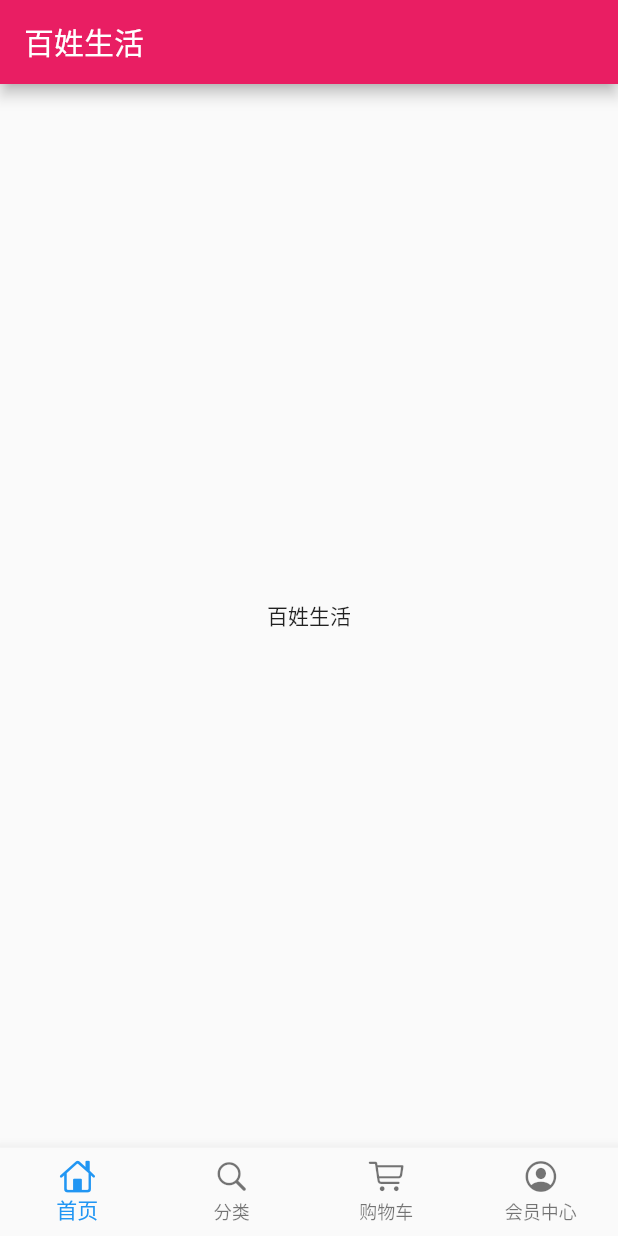
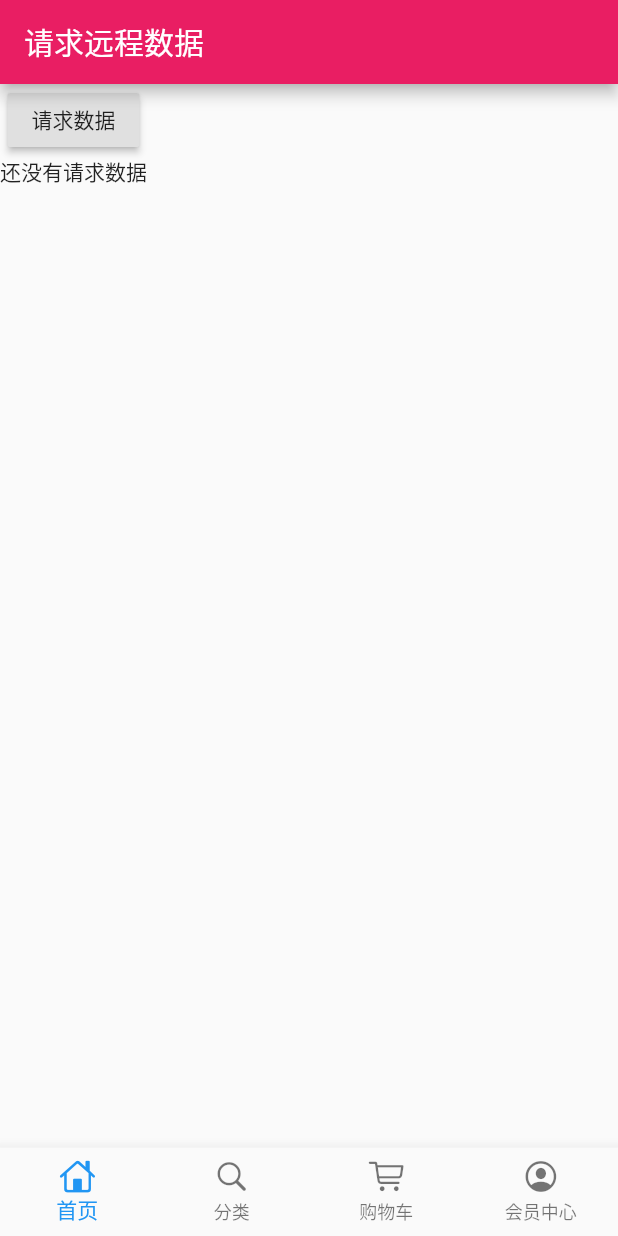
Before and after one commit to hzz-dev/hzz_flutter_shopapp, a Flutter app: the screen it shows after launch, on a phone screen of 412 x 824 dp. Run offline on Flutter 3.47's test engine with Material 2 defaults, Android fonts, the phone set to English and light mode, and no system bars; our stand-ins replace dio.

Commit message:
伪造请求数据test

```diff
--- /dev/null
+++ b/lib/config/httpHeaders.dart
@@ -0,0 +1,14 @@
+const httpHeaders = {
+  'Accept': 'application/json, text/plain, */*',
+  'Accept-Encoding': 'gzip, deflate, br',
+  'Accept-Language': 'zh-CN,zh;q=0.9',
+  'Connection': 'keep-alive',
+  'Content-Type': 'application/json',
+  'Cookie':
+      '_ga=GA1.2.676402787.1548321037; GCID=9d149c5-11cb3b3-80ad198-04b551d; _gid=GA1.2.359074521.1550799897; _gat=1; Hm_lvt_022f847c4e3acd44d4a2481d9187f1e6=1550106367,1550115714,1550123110,1550799897; SERVERID=1fa1f330efedec1559b3abbcb6e30f50|1550799909|1550799898; Hm_lpvt_022f847c4e3acd44d4a2481d9187f1e6=1550799907',
+  'Host': 'time.geekbang.org',
+  'Origin': 'https://time.geekbang.org',
+  'Referer': 'https://time.geekbang.org/',
+  'User-Agent':
+      'Mozilla/5.0 (Windows NT 10.0; Win64; x64) AppleWebKit/537.36 (KHTML, like Gecko) Chrome/70.0.3538.77 Safari/537.36'
+};
--- a/lib/pages/home/home_page.dart
+++ b/lib/pages/home/home_page.dart
@@ -1,13 +1,70 @@
 import 'package:flutter/material.dart';
+import "package:dio/dio.dart";
+import '../../config/httpHeaders.dart';
 
-class HomePage extends StatelessWidget {
+class HomePage extends StatefulWidget {
+  @override
+  _HomePageState createState() => _HomePageState();
+}
+
+class _HomePageState extends State<HomePage> {
+  String showText = '还没有请求数据';
+
   @override
   Widget build(BuildContext context) {
-    return Scaffold(
-      appBar: AppBar(title: Text('百姓生活')),
-      body: Center(
-        child: Text('百姓生活'),
-      ),
+    return Container(
+      child: Scaffold(
+          appBar: AppBar(title: Text('请求远程数据')),
+          // SingleChildScrollView 解决键盘或者其他滚动会有bug
+          body: SingleChildScrollView(
+            child: Column(
+              children: <Widget>[
+                RaisedButton(
+                  onPressed: _jike,
+                  child: Text('请求数据'),
+                ),
+                Text(showText),
+              ],
+            ),
+          )),
     );
   }
+
+  void _jike() {
+    print('开始向极客时间请求数据');
+    getHttp().then((value) {
+      setState(() {
+        print(value);
+        showText = value['data'].toString();
+      });
+    });
+  }
+
+// 请求方法
+  Future getHttp() async {
+    try {
+      Response response;
+      Dio dio = new Dio();
+      dio.options.headers = httpHeaders;
+      response = await dio.get('https://time.geekbang.org/serv/v2/explore/all');
+      print(response);
+      return response;
+    } catch (e) {
+      return e;
+    }
+  }
 }
+
+// class HomePage extends StatelessWidget {
+//   @override
+//   Widget build(BuildContext context) {
+//     return Scaffold(
+//       appBar: AppBar(title: Text('百姓生活')),
+//       body: Center(
+//         child: Text('百姓生活'),
+//       ),
+//     );
+//   }
+// }
+
+// https://time.geekbang.org/serv/v2/explore/all
--- a/pubspec.yaml
+++ b/pubspec.yaml
@@ -28,6 +28,8 @@ dependencies:
   # The following adds the Cupertino Icons font to your application.
   # Use with the CupertinoIcons class for iOS style icons.
   cupertino_icons: ^1.0.0
+  dio: ^3.0.10
+
 
 dev_dependencies:
   flutter_test:
```
Also changed, not shown: pubspec.lock.
